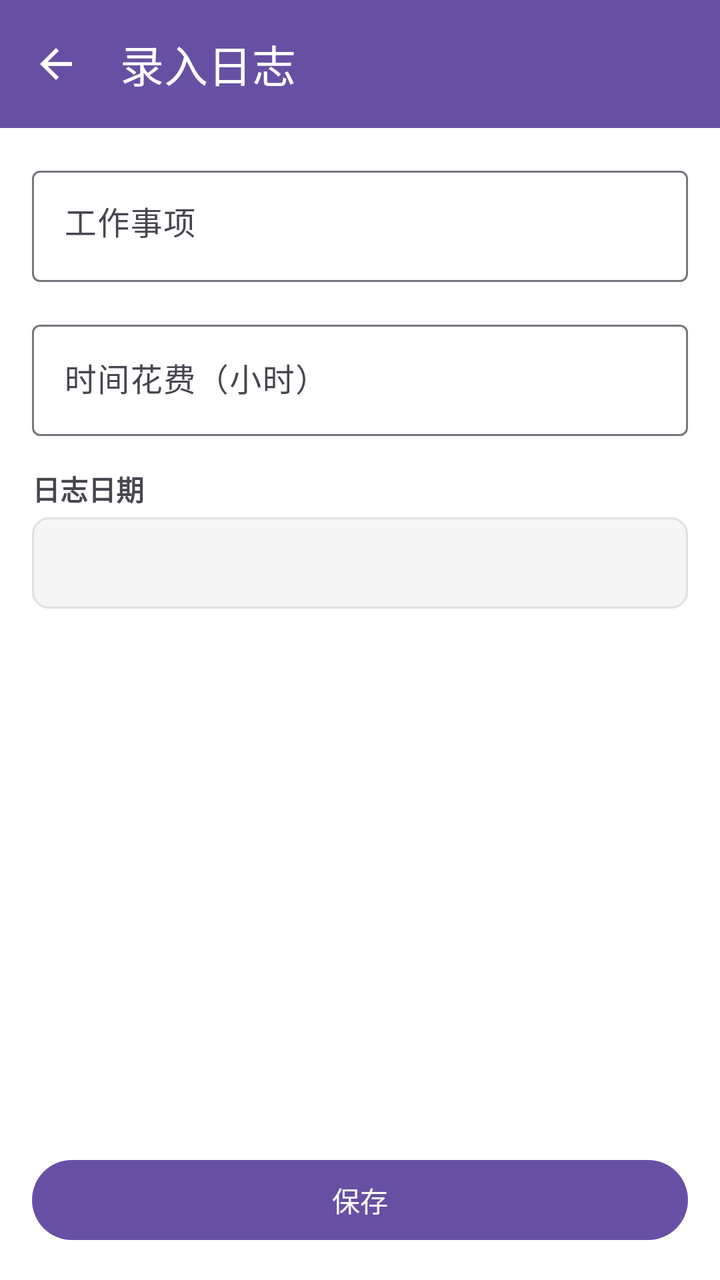
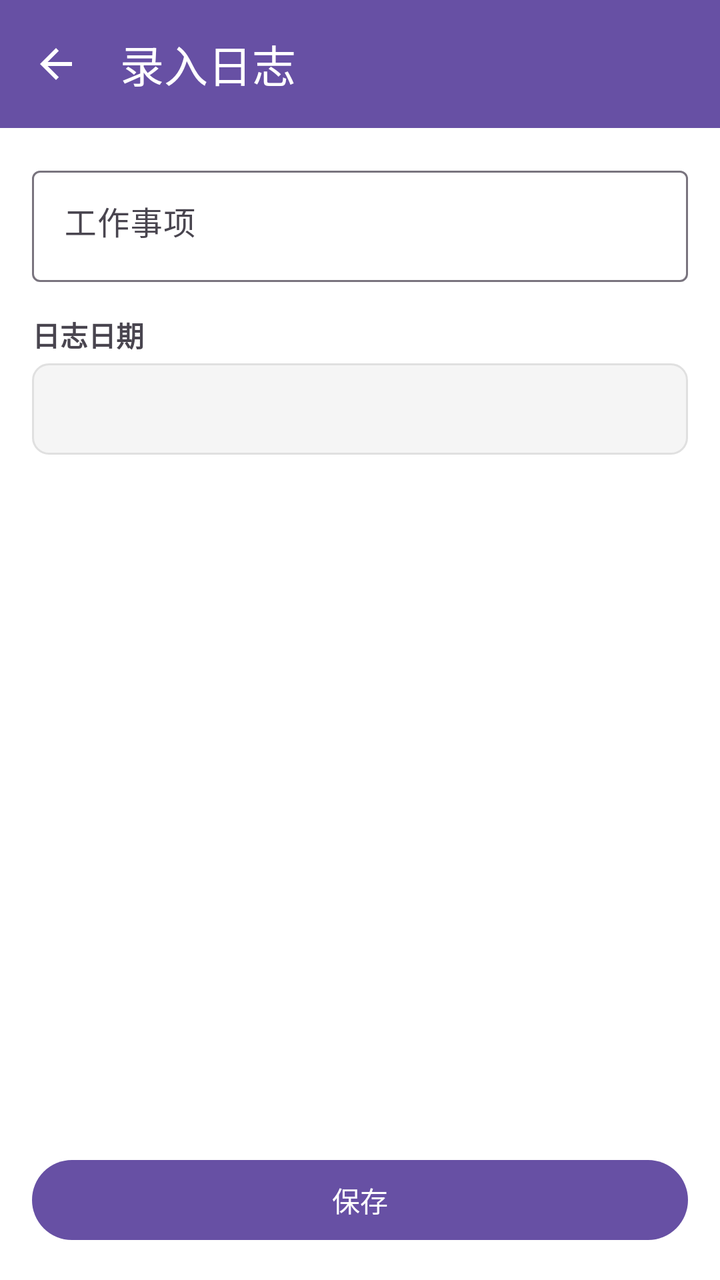

Screens rendered from an Android XML layout before and after an edit, with the pre-edit source and the edit as a unified diff.
<!-- AndroidManifest.xml: application theme Theme.Project_Pandora -->
<!-- res/layout/activity_log_create.xml -->
<?xml version="1.0" encoding="utf-8"?>
<layout xmlns:android="http://schemas.android.com/apk/res/android"
    xmlns:app="http://schemas.android.com/apk/res-auto">

    <data>

    </data>

    <androidx.constraintlayout.widget.ConstraintLayout
        android:layout_width="match_parent"
        android:layout_height="match_parent"
        android:background="@android:color/white">

        <com.google.android.material.appbar.MaterialToolbar
            android:id="@+id/toolbar"
            android:layout_width="match_parent"
            android:layout_height="wrap_content"
            android:background="?attr/colorPrimary"
            app:title="录入日志"
            app:titleTextColor="@android:color/white"
            app:navigationIcon="@drawable/ic_back"
            app:layout_constraintTop_toTopOf="parent" />

        <TextView
            android:id="@+id/textAutoSaveStatus"
            android:layout_width="match_parent"
            android:layout_height="wrap_content"
            android:padding="4dp"
            android:textAlignment="center"
            android:textSize="12sp"
            android:textColor="#888888"
            android:visibility="gone"
            app:layout_constraintTop_toBottomOf="@id/toolbar" />

        <ScrollView
            android:layout_width="match_parent"
            android:layout_height="0dp"
            app:layout_constraintTop_toBottomOf="@id/textAutoSaveStatus"
            app:layout_constraintBottom_toTopOf="@id/btnSave">

            <LinearLayout
                android:layout_width="match_parent"
                android:layout_height="wrap_content"
                android:orientation="vertical"
                android:padding="16dp">


                <com.google.android.material.textfield.TextInputLayout
                    android:layout_width="match_parent"
                    android:layout_height="wrap_content"
                    android:hint="工作事项">

                    <com.google.android.material.textfield.TextInputEditText
                        android:id="@+id/editWorkItem"
                        android:layout_width="match_parent"
                        android:layout_height="wrap_content"
                        android:inputType="textMultiLine"
                        android:maxLines="5"
                        android:gravity="start|top" />

                </com.google.android.material.textfield.TextInputLayout>


                <com.google.android.material.textfield.TextInputLayout
                    android:layout_width="match_parent"
                    android:layout_height="wrap_content"
                    android:layout_marginTop="16dp"
                    android:hint="时间花费（小时）">

                    <com.google.android.material.textfield.TextInputEditText
                        android:id="@+id/editTimeCost"
                        android:layout_width="match_parent"
                        android:layout_height="wrap_content"
                        android:inputType="numberDecimal" />

                </com.google.android.material.textfield.TextInputLayout>

                <TextView
                    android:layout_width="wrap_content"
                    android:layout_height="wrap_content"
                    android:layout_marginTop="16dp"
                    android:text="日志日期"
                    android:textStyle="bold" />

                <TextView
                    android:id="@+id/textLogDate"
                    android:layout_width="match_parent"
                    android:layout_height="wrap_content"
                    android:layout_marginTop="4dp"
                    android:padding="12dp"
                    android:background="@drawable/bg_date_picker"
                    android:textSize="16sp" />

            </LinearLayout>

        </ScrollView>

        <com.google.android.material.button.MaterialButton
            android:id="@+id/btnSave"
            android:layout_width="match_parent"
            android:layout_height="wrap_content"
            android:layout_margin="16dp"
            android:text="保存"
            app:layout_constraintBottom_toBottomOf="parent" />

    </androidx.constraintlayout.widget.ConstraintLayout>
</layout>
<!-- resources referenced by this layout -->
<resources>
  <!-- drawable bg_date_picker (drawable) -->
  <?xml version="1.0" encoding="utf-8"?>
  <shape xmlns:android="http://schemas.android.com/apk/res/android"
      android:shape="rectangle">
      <solid android:color="#F5F5F5" />
      <corners android:radius="8dp" />
      <stroke android:width="1dp" android:color="#E0E0E0" />
  </shape>
  <!-- drawable ic_back (drawable) -->
  <vector xmlns:android="http://schemas.android.com/apk/res/android"
      android:width="24dp"
      android:height="24dp"
      android:viewportWidth="24"
      android:viewportHeight="24"
      android:tint="?attr/colorOnPrimary">
      <path
          android:fillColor="@android:color/white"
          android:pathData="M20,11H7.83l5.59,-5.59L12,4l-8,8 8,8 1.41,-1.41L7.83,13H20v-2z" />
  </vector>
  <style name="Theme.Project_Pandora" parent="Base.Theme.Project_Pandora" />
  <style name="Base.Theme.Project_Pandora" parent="Theme.Material3.DayNight.NoActionBar">
          
          
      </style>
</resources>

<!-- the commit's change to res/layout/activity_log_create.xml (unified diff, before → after) -->
@@ -9,6 +9,7 @@
     <androidx.constraintlayout.widget.ConstraintLayout
         android:layout_width="match_parent"
         android:layout_height="match_parent"
+        android:fitsSystemWindows="true"
         android:background="@android:color/white">
 
         <com.google.android.material.appbar.MaterialToolbar
@@ -61,19 +62,6 @@
                 </com.google.android.material.textfield.TextInputLayout>
 
 
-                <com.google.android.material.textfield.TextInputLayout
-                    android:layout_width="match_parent"
-                    android:layout_height="wrap_content"
-                    android:layout_marginTop="16dp"
-                    android:hint="时间花费（小时）">
-
-                    <com.google.android.material.textfield.TextInputEditText
-                        android:id="@+id/editTimeCost"
-                        android:layout_width="match_parent"
-                        android:layout_height="wrap_content"
-                        android:inputType="numberDecimal" />
-
-                </com.google.android.material.textfield.TextInputLayout>
 
                 <TextView
                     android:layout_width="wrap_content"
